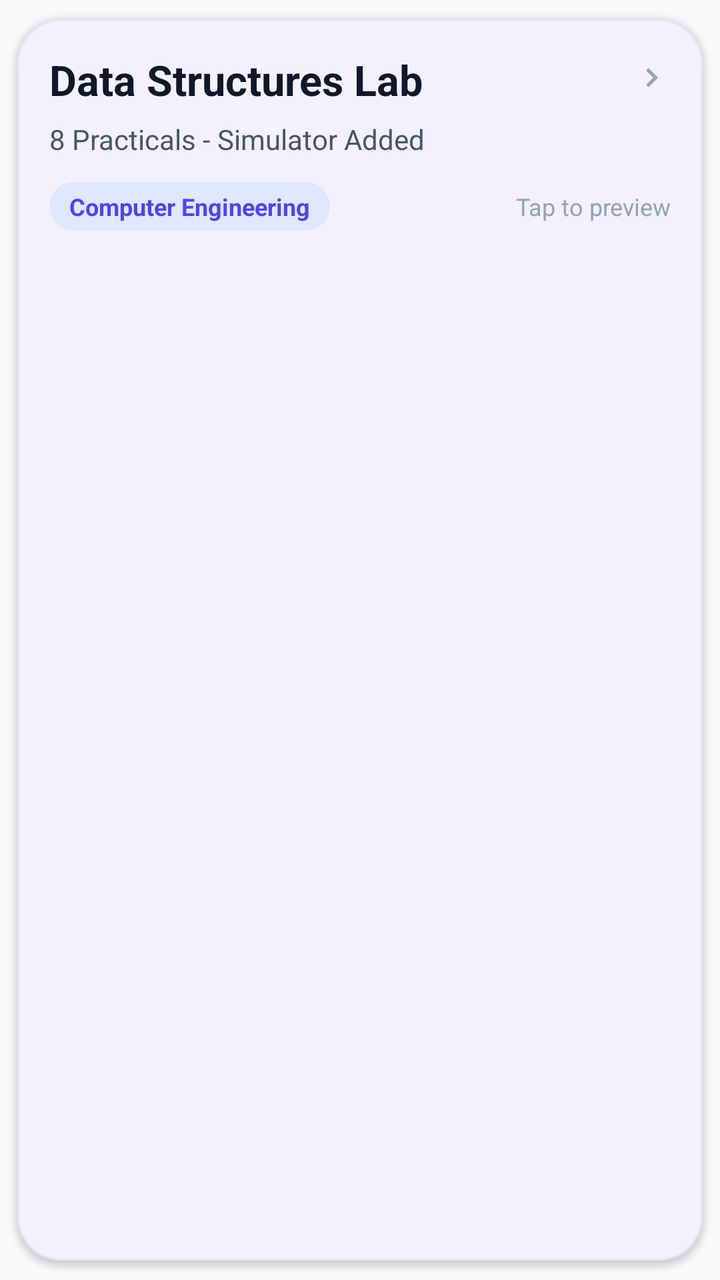
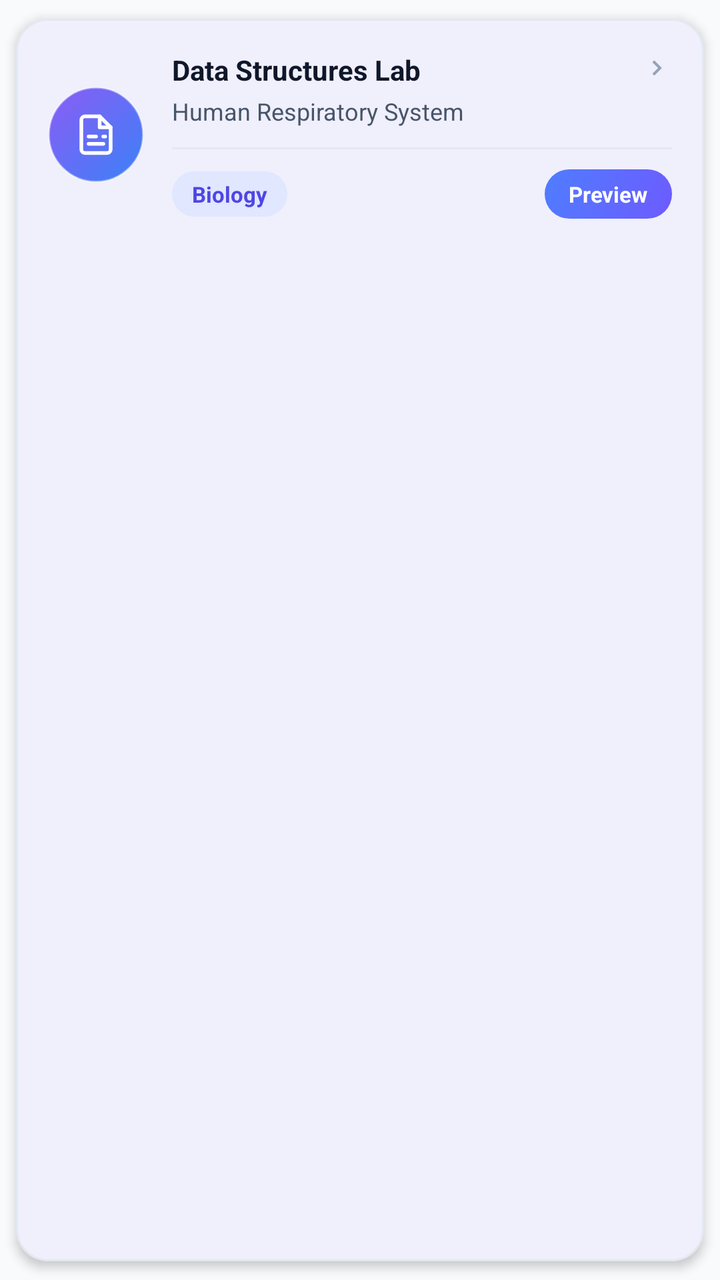

Compare the two renders of this Android layout. The source of the first and the diff that turns it into the second are given below.
<!-- AndroidManifest.xml: application theme Theme.VirtualLabAdmin -->
<!-- res/layout/item_practical.xml -->
﻿<?xml version="1.0" encoding="utf-8"?>
<com.google.android.material.card.MaterialCardView xmlns:android="http://schemas.android.com/apk/res/android"
    xmlns:app="http://schemas.android.com/apk/res-auto"
    style="@style/Widget.VirtualLab.Card"
    android:layout_width="match_parent"
    android:layout_height="wrap_content"
    android:layout_marginBottom="@dimen/space_sm"
    android:foreground="?attr/selectableItemBackground">

    <LinearLayout
        android:layout_width="match_parent"
        android:layout_height="wrap_content"
        android:orientation="vertical"
        android:padding="@dimen/space_md"
        android:paddingTop="@dimen/space_sm"
        android:paddingBottom="@dimen/space_sm">

        <LinearLayout
            android:layout_width="match_parent"
            android:layout_height="wrap_content"
            android:gravity="center_vertical"
            android:orientation="horizontal">

            <TextView
                android:id="@+id/title"
                android:layout_width="0dp"
                android:layout_height="wrap_content"
                android:layout_weight="1"
                android:maxLines="2"
                android:text="Data Structures Lab"
                android:textColor="@color/text_primary"
                android:textSize="21sp"
                android:textStyle="bold" />

            <ImageView
                android:layout_width="20dp"
                android:layout_height="20dp"
                android:contentDescription="@string/app_name"
                android:src="@drawable/ic_chevron_right_24"
                android:tint="@color/text_soft" />
        </LinearLayout>

        <TextView
            android:id="@+id/lab"
            android:layout_width="match_parent"
            android:layout_height="wrap_content"
            android:layout_marginTop="6dp"
            android:maxLines="2"
            android:text="8 Practicals - Simulator Added"
            android:textColor="@color/text_muted"
            android:textSize="14sp" />

        <LinearLayout
            android:layout_width="match_parent"
            android:layout_height="wrap_content"
            android:layout_marginTop="@dimen/space_sm"
            android:gravity="center_vertical"
            android:orientation="horizontal">

            <TextView
                android:id="@+id/dept"
                android:layout_width="wrap_content"
                android:layout_height="wrap_content"
                android:background="@drawable/bg_chip_blue_soft"
                android:paddingLeft="10dp"
                android:paddingTop="4dp"
                android:paddingRight="10dp"
                android:paddingBottom="4dp"
                android:text="Computer Engineering"
                android:textColor="@color/brand"
                android:textSize="12sp"
                android:textStyle="bold" />

            <TextView
                android:layout_width="0dp"
                android:layout_height="wrap_content"
                android:layout_marginStart="@dimen/space_sm"
                android:layout_weight="1"
                android:gravity="end"
                android:text="Tap to preview"
                android:textColor="@color/text_soft"
                android:textSize="12sp" />
        </LinearLayout>
    </LinearLayout>
</com.google.android.material.card.MaterialCardView>
<!-- resources referenced by this layout -->
<resources>
  <color name="brand">#4F46E5</color>
  <color name="text_muted">#475569</color>
  <color name="text_primary">#0F172A</color>
  <color name="text_soft">#94A3B8</color>
  <dimen name="space_md">16dp</dimen>
  <dimen name="space_sm">12dp</dimen>
  <!-- drawable bg_chip_blue_soft (drawable) -->
  <?xml version="1.0" encoding="utf-8"?>
  <shape xmlns:android="http://schemas.android.com/apk/res/android">
      <corners android:radius="999dp" />
      <solid android:color="@color/chip_blue_bg" />
  </shape>
  <!-- drawable ic_chevron_right_24 (drawable) -->
  <?xml version="1.0" encoding="utf-8"?>
  <vector xmlns:android="http://schemas.android.com/apk/res/android"
      android:width="24dp"
      android:height="24dp"
      android:viewportWidth="24"
      android:viewportHeight="24">
      <path
          android:fillColor="#FF64748B"
          android:pathData="M9.29,6.71L13.58,11l-4.29,4.29L10.71,16.7 16.41,11 10.71,5.29Z" />
  </vector>
  <string name="app_name">Virtual Lab Admin</string>
  <style name="Widget.VirtualLab.Card" parent="Widget.Material3.CardView.Outlined">
          <item name="cardBackgroundColor">@color/bg_surface</item>
          <item name="strokeColor">@color/stroke</item>
          <item name="strokeWidth">1dp</item>
          <item name="cardCornerRadius">@dimen/radius_lg</item>
          <item name="cardElevation">2dp</item>
          <item name="cardUseCompatPadding">true</item>
      </style>
  <color name="chip_blue_bg">#E0E7FF</color>
  <color name="bg_surface">#FFFFFF</color>
  <color name="stroke">#E2E8F0</color>
  <dimen name="radius_lg">22dp</dimen>
  <color name="bg_dark">#F8FAFC</color>
  <style name="Widget.VirtualLab.Button" parent="Widget.Material3.Button">
          <item name="android:textAllCaps">false</item>
          <item name="android:insetLeft">0dp</item>
          <item name="android:insetRight">0dp</item>
          <item name="android:insetTop">0dp</item>
          <item name="android:insetBottom">0dp</item>
          <item name="android:minHeight">@dimen/btn_h</item>
          <item name="cornerRadius">@dimen/radius_lg</item>
          <item name="android:letterSpacing">0</item>
          <item name="elevation">0dp</item>
      </style>
  <dimen name="btn_h">54dp</dimen>
  <!-- unchanged entries left out for length: 2 -->
</resources>

<!-- the commit's change to res/layout/item_practical.xml (unified diff, before → after) -->
@@ -1,85 +1,135 @@
-﻿<?xml version="1.0" encoding="utf-8"?>
+<?xml version="1.0" encoding="utf-8"?>
 <com.google.android.material.card.MaterialCardView xmlns:android="http://schemas.android.com/apk/res/android"
     xmlns:app="http://schemas.android.com/apk/res-auto"
     style="@style/Widget.VirtualLab.Card"
     android:layout_width="match_parent"
     android:layout_height="wrap_content"
-    android:layout_marginBottom="@dimen/space_sm"
-    android:foreground="?attr/selectableItemBackground">
+    android:layout_marginBottom="10dp"
+    android:foreground="?attr/selectableItemBackground"
+    app:cardElevation="3dp"
+    app:cardCornerRadius="16dp">
 
     <LinearLayout
         android:layout_width="match_parent"
         android:layout_height="wrap_content"
-        android:orientation="vertical"
-        android:padding="@dimen/space_md"
-        android:paddingTop="@dimen/space_sm"
-        android:paddingBottom="@dimen/space_sm">
+        android:orientation="horizontal"
+        android:padding="16dp"
+        android:gravity="center_vertical">
 
-        <LinearLayout
-            android:layout_width="match_parent"
-            android:layout_height="wrap_content"
-            android:gravity="center_vertical"
-            android:orientation="horizontal">
-
-            <TextView
-                android:id="@+id/title"
-                android:layout_width="0dp"
-                android:layout_height="wrap_content"
-                android:layout_weight="1"
-                android:maxLines="2"
-                android:text="Data Structures Lab"
-                android:textColor="@color/text_primary"
-                android:textSize="21sp"
-                android:textStyle="bold" />
+        
+        <FrameLayout
+            android:layout_width="48dp"
+            android:layout_height="48dp"
+            android:layout_marginEnd="14dp"
+            android:background="@drawable/bg_settings_avatar">
 
             <ImageView
-                android:layout_width="20dp"
-                android:layout_height="20dp"
-                android:contentDescription="@string/app_name"
-                android:src="@drawable/ic_chevron_right_24"
-                android:tint="@color/text_soft" />
-        </LinearLayout>
+                android:layout_width="22dp"
+                android:layout_height="22dp"
+                android:layout_gravity="center"
+                android:src="@drawable/ic_practicals_24"
+                app:tint="@android:color/white" />
+        </FrameLayout>
 
-        <TextView
-            android:id="@+id/lab"
-            android:layout_width="match_parent"
+        
+        <LinearLayout
+            android:layout_width="0dp"
             android:layout_height="wrap_content"
-            android:layout_marginTop="6dp"
-            android:maxLines="2"
-            android:text="8 Practicals - Simulator Added"
-            android:textColor="@color/text_muted"
-            android:textSize="14sp" />
+            android:layout_weight="1"
+            android:orientation="vertical">
 
-        <LinearLayout
-            android:layout_width="match_parent"
-            android:layout_height="wrap_content"
-            android:layout_marginTop="@dimen/space_sm"
-            android:gravity="center_vertical"
-            android:orientation="horizontal">
+            
+            <LinearLayout
+                android:layout_width="match_parent"
+                android:layout_height="wrap_content"
+                android:gravity="center_vertical"
+                android:orientation="horizontal">
 
+                <TextView
+                    android:id="@+id/title"
+                    android:layout_width="0dp"
+                    android:layout_height="wrap_content"
+                    android:layout_weight="1"
+                    android:maxLines="2"
+                    android:text="Data Structures Lab"
+                    android:textColor="@color/text_primary"
+                    android:textSize="14sp"
+                    android:textStyle="bold"
+                    android:lineSpacingMultiplier="1.1" />
+
+                <ImageView
+                    android:layout_width="16dp"
+                    android:layout_height="16dp"
+                    android:layout_marginStart="8dp"
+                    android:contentDescription="@string/app_name"
+                    android:src="@drawable/ic_chevron_right_24"
+                    android:tint="@color/text_soft" />
+            </LinearLayout>
+
+            
             <TextView
-                android:id="@+id/dept"
-                android:layout_width="wrap_content"
+                android:id="@+id/lab"
+                android:layout_width="match_parent"
                 android:layout_height="wrap_content"
-                android:background="@drawable/bg_chip_blue_soft"
-                android:paddingLeft="10dp"
-                android:paddingTop="4dp"
-                android:paddingRight="10dp"
-                android:paddingBottom="4dp"
-                android:text="Computer Engineering"
-                android:textColor="@color/brand"
-                android:textSize="12sp"
-                android:textStyle="bold" />
+                android:layout_marginTop="3dp"
+                android:maxLines="1"
+                android:ellipsize="end"
+                android:text="Human Respiratory System"
+                android:textColor="@color/text_muted"
+                android:textSize="12sp" />
 
-            <TextView
-                android:layout_width="0dp"
+            
+            <View
+                android:layout_width="match_parent"
+                android:layout_height="1dp"
+                android:layout_marginTop="10dp"
+                android:layout_marginBottom="10dp"
+                android:background="@color/stroke" />
+
+            
+            <LinearLayout
+                android:layout_width="match_parent"
                 android:layout_height="wrap_content"
-                android:layout_marginStart="@dimen/space_sm"
-                android:layout_weight="1"
-                android:gravity="end"
-                android:text="Tap to preview"
-                android:textColor="@color/text_soft"
-                android:textSize="12sp" />
+                android:gravity="center_vertical"
+                android:orientation="horizontal">
+
+                
+                <TextView
+                    android:id="@+id/dept"
+                    android:layout_width="wrap_content"
+                    android:layout_height="wrap_content"
+                    android:background="@drawable/bg_chip_blue_soft"
+                    android:paddingHorizontal="10dp"
+                    android:paddingVertical="4dp"
+                    android:text="Biology"
+                    android:textColor="@color/brand"
+                    android:textSize="11sp"
+                    android:textStyle="bold" />
+
+                <View
+                    android:layout_width="0dp"
+                    android:layout_height="1dp"
+                    android:layout_weight="1" />
+
+                
+                <LinearLayout
+                    android:layout_width="wrap_content"
+                    android:layout_height="wrap_content"
+                    android:background="@drawable/bg_nav_pill_active"
+                    android:gravity="center_vertical"
+                    android:orientation="horizontal"
+                    android:paddingHorizontal="12dp"
+                    android:paddingVertical="5dp">
+
+                    <TextView
+                        android:layout_width="wrap_content"
+                        android:layout_height="wrap_content"
+                        android:text="Preview"
+                        android:textColor="@android:color/white"
+                        android:textSize="11sp"
+                        android:textStyle="bold" />
+                </LinearLayout>
+            </LinearLayout>
         </LinearLayout>
     </LinearLayout>
 </com.google.android.material.card.MaterialCardView>
<!-- resource entries referenced after the edit -->
@@ -4,13 +4,33 @@
   <color name="text_muted">#475569</color>
   <color name="text_primary">#0F172A</color>
   <color name="text_soft">#94A3B8</color>
-  <dimen name="space_md">16dp</dimen>
-  <dimen name="space_sm">12dp</dimen>
   <!-- drawable bg_chip_blue_soft (drawable) -->
   <?xml version="1.0" encoding="utf-8"?>
   <shape xmlns:android="http://schemas.android.com/apk/res/android">
       <corners android:radius="999dp" />
       <solid android:color="@color/chip_blue_bg" />
+  </shape>
+  <!-- drawable bg_nav_pill_active (drawable) -->
+  <?xml version="1.0" encoding="utf-8"?>
+  <shape xmlns:android="http://schemas.android.com/apk/res/android">
+      <gradient
+          android:angle="315"
+          android:startColor="#4F7DFF"
+          android:endColor="#6D5BFF"
+          android:type="linear" />
+      <corners android:radius="24dp" />
+  </shape>
+  <!-- drawable bg_settings_avatar (drawable) -->
+  <?xml version="1.0" encoding="utf-8"?>
+  <shape xmlns:android="http://schemas.android.com/apk/res/android"
+      android:shape="oval">
+      <gradient
+          android:angle="315"
+          android:endColor="#3B82F6"
+          android:startColor="#8B5CF6" />
+      <stroke
+          android:width="1dp"
+          android:color="#66FFFFFF" />
   </shape>
   <!-- drawable ic_chevron_right_24 (drawable) -->
   <?xml version="1.0" encoding="utf-8"?>
@@ -22,6 +42,32 @@
       <path
           android:fillColor="#FF64748B"
           android:pathData="M9.29,6.71L13.58,11l-4.29,4.29L10.71,16.7 16.41,11 10.71,5.29Z" />
+  </vector>
+  <!-- drawable ic_practicals_24 (drawable) -->
+  <vector xmlns:android="http://schemas.android.com/apk/res/android"
+      android:width="24dp"
+      android:height="24dp"
+      android:viewportWidth="24"
+      android:viewportHeight="24">
+    <path
+        android:strokeColor="#FF000000"
+        android:strokeWidth="2"
+        android:strokeLineCap="round"
+        android:strokeLineJoin="round"
+        android:fillColor="#00000000"
+        android:pathData="M14,2H6C4.9,2 4,2.9 4,4v16c0,1.1 0.9,2 2,2h12c1.1,0 2,-0.9 2,-2V8L14,2z"/>
+    <path
+        android:strokeColor="#FF000000"
+        android:strokeWidth="2"
+        android:strokeLineCap="round"
+        android:strokeLineJoin="round"
+        android:fillColor="#00000000"
+        android:pathData="M14,2v6h6"/>
+    <path
+        android:strokeColor="#FF000000"
+        android:strokeWidth="2"
+        android:strokeLineCap="round"
+        android:pathData="M8,13h4 M8,17h8 M16,13h1"/>
   </vector>
   <string name="app_name">Virtual Lab Admin</string>
   <style name="Widget.VirtualLab.Card" parent="Widget.Material3.CardView.Outlined">
